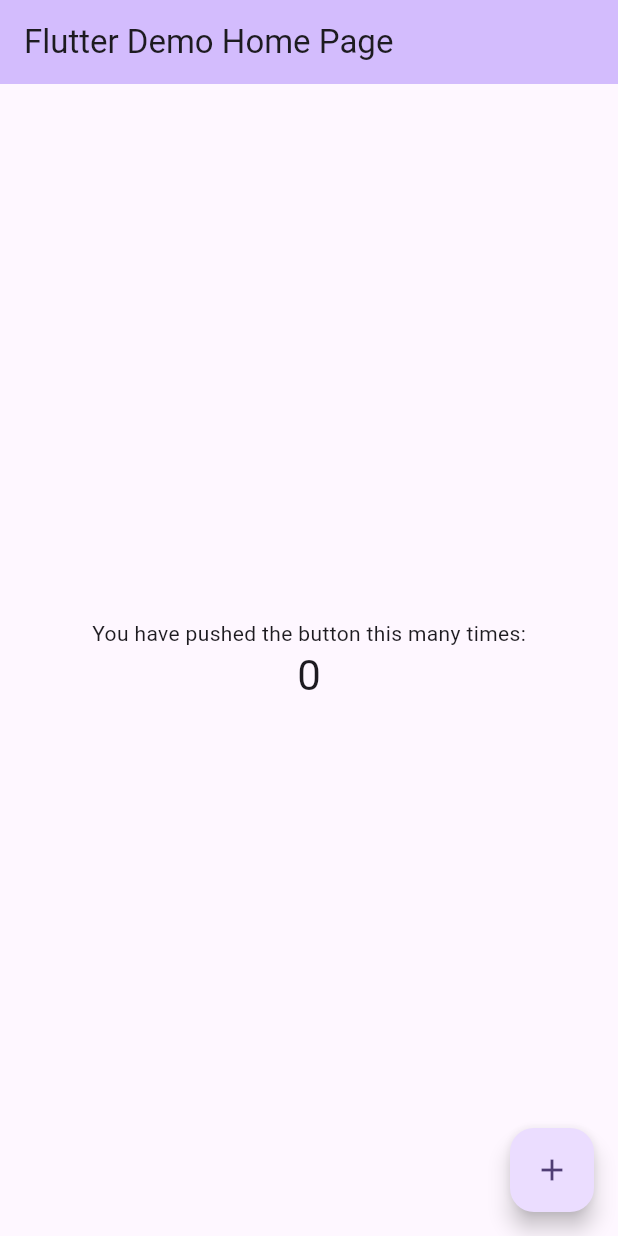
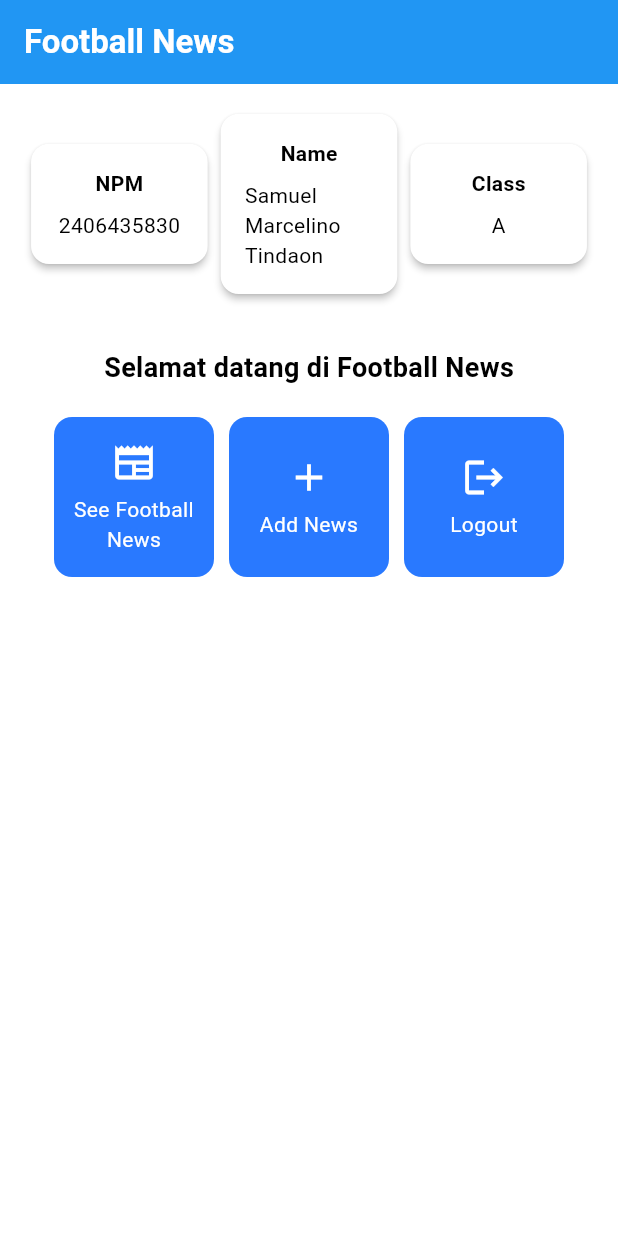
Before and after one commit to soyuznikhi/football-news-mobile, a Flutter app: the screen it shows after launch, on a phone screen of 412 x 824 dp. Run offline on Flutter 3.47's test engine with Material 3 defaults, Android fonts, the phone set to English and light mode, and no system bars.

Commit message:
tutorial 6 selesai

```diff
--- a/lib/main.dart
+++ b/lib/main.dart
@@ -1,4 +1,5 @@
 import 'package:flutter/material.dart';
+import 'package:football_news/menu.dart';
 
 void main() {
   runApp(const MyApp());
@@ -28,95 +29,9 @@ class MyApp extends StatelessWidget {
         //
         // This works for code too, not just values: Most code changes can be
         // tested with just a hot reload.
-        colorScheme: ColorScheme.fromSeed(seedColor: Colors.deepPurple),
+        colorScheme: ColorScheme.fromSwatch(primarySwatch: Colors.blue).copyWith(secondary: Colors.blueAccent[400]),
       ),
-      home: const MyHomePage(title: 'Flutter Demo Home Page'),
+      home: MyHomePage(),
     );
   }
 }
-
-class MyHomePage extends StatefulWidget {
-  const MyHomePage({super.key, required this.title});
-
-  // This widget is the home page of your application. It is stateful, meaning
-  // that it has a State object (defined below) that contains fields that affect
-  // how it looks.
-
-  // This class is the configuration for the state. It holds the values (in this
-  // case the title) provided by the parent (in this case the App widget) and
-  // used by the build method of the State. Fields in a Widget subclass are
-  // always marked "final".
-
-  final String title;
-
-  @override
-  State<MyHomePage> createState() => _MyHomePageState();
-}
-
-class _MyHomePageState extends State<MyHomePage> {
-  int _counter = 0;
-
-  void _incrementCounter() {
-    setState(() {
-      // This call to setState tells the Flutter framework that something has
-      // changed in this State, which causes it to rerun the build method below
-      // so that the display can reflect the updated values. If we changed
-      // _counter without calling setState(), then the build method would not be
-      // called again, and so nothing would appear to happen.
-      _counter++;
-    });
-  }
-
-  @override
-  Widget build(BuildContext context) {
-    // This method is rerun every time setState is called, for instance as done
-    // by the _incrementCounter method above.
-    //
-    // The Flutter framework has been optimized to make rerunning build methods
-    // fast, so that you can just rebuild anything that needs updating rather
-    // than having to individually change instances of widgets.
-    return Scaffold(
-      appBar: AppBar(
-        // TRY THIS: Try changing the color here to a specific color (to
-        // Colors.amber, perhaps?) and trigger a hot reload to see the AppBar
-        // change color while the other colors stay the same.
-        backgroundColor: Theme.of(context).colorScheme.inversePrimary,
-        // Here we take the value from the MyHomePage object that was created by
-        // the App.build method, and use it to set our appbar title.
-        title: Text(widget.title),
-      ),
-      body: Center(
-        // Center is a layout widget. It takes a single child and positions it
-        // in the middle of the parent.
-        child: Column(
-          // Column is also a layout widget. It takes a list of children and
-          // arranges them vertically. By default, it sizes itself to fit its
-          // children horizontally, and tries to be as tall as its parent.
-          //
-          // Column has various properties to control how it sizes itself and
-          // how it positions its children. Here we use mainAxisAlignment to
-          // center the children vertically; the main axis here is the vertical
-          // axis because Columns are vertical (the cross axis would be
-          // horizontal).
-          //
-          // TRY THIS: Invoke "debug painting" (choose the "Toggle Debug Paint"
-          // action in the IDE, or press "p" in the console), to see the
-          // wireframe for each widget.
-          mainAxisAlignment: MainAxisAlignment.center,
-          children: <Widget>[
-            const Text('You have pushed the button this many times:'),
-            Text(
-              '$_counter',
-              style: Theme.of(context).textTheme.headlineMedium,
-            ),
-          ],
-        ),
-      ),
-      floatingActionButton: FloatingActionButton(
-        onPressed: _incrementCounter,
-        tooltip: 'Increment',
-        child: const Icon(Icons.add),
-      ), // This trailing comma makes auto-formatting nicer for build methods.
-    );
-  }
-}
--- /dev/null
+++ b/lib/menu.dart
@@ -0,0 +1,188 @@
+import 'package:flutter/material.dart';
+
+class ItemHomepage {
+ final String name;
+ final IconData icon;
+
+ ItemHomepage(this.name, this.icon);
+}
+
+class MyHomePage extends StatelessWidget {
+  MyHomePage({super.key});
+
+  final String nama = "Samuel Marcelino Tindaon";
+  final String npm = "2406435830";
+  final String kelas = "A";
+
+  final List<ItemHomepage> items = [
+    ItemHomepage("See Football News", Icons.newspaper),
+    ItemHomepage("Add News", Icons.add),
+    ItemHomepage("Logout", Icons.logout),
+  ];
+
+  @override
+  Widget build(BuildContext context) {
+    // Scaffold menyediakan struktur dasar halaman dengan AppBar dan body.
+    return Scaffold(
+      // AppBar adalah bagian atas halaman yang menampilkan judul.
+      appBar: AppBar(
+        // Judul aplikasi "Football News" dengan teks putih dan tebal.
+        title: const Text(
+          'Football News',
+          style: TextStyle(
+            color: Colors.white,
+            fontWeight: FontWeight.bold,
+          ),
+        ),
+        // Warna latar belakang AppBar diambil dari skema warna tema aplikasi.
+        backgroundColor: Theme.of(context).colorScheme.primary,
+      ),
+      // Body halaman dengan padding di sekelilingnya.
+      body: Padding(
+        padding: const EdgeInsets.all(16.0),
+        // Menyusun widget secara vertikal dalam sebuah kolom.
+        child: Column(
+          crossAxisAlignment: CrossAxisAlignment.center,
+          children: [
+            // Row untuk menampilkan 3 InfoCard secara horizontal.
+            Row(
+              mainAxisAlignment: MainAxisAlignment.spaceEvenly,
+              children: [
+                InfoCard(title: 'NPM', content: npm),
+                InfoCard(title: 'Name', content: nama),
+                InfoCard(title: 'Class', content: kelas),
+              ],
+            ),
+
+            // Memberikan jarak vertikal 16 unit.
+            const SizedBox(height: 16.0),
+
+            // Menempatkan widget berikutnya di tengah halaman.
+            Center(
+              child: Column(
+                // Menyusun teks dan grid item secara vertikal.
+
+                children: [
+                  // Menampilkan teks sambutan dengan gaya tebal dan ukuran 18.
+                  const Padding(
+                    padding: EdgeInsets.only(top: 16.0),
+                    child: Text(
+                      'Selamat datang di Football News',
+                      style: TextStyle(
+                        fontWeight: FontWeight.bold,
+                        fontSize: 18.0,
+                      ),
+                    ),
+                  ),
+
+                  // Grid untuk menampilkan ItemCard dalam bentuk grid 3 kolom.
+                  GridView.count(
+                    primary: true,
+                    padding: const EdgeInsets.all(20),
+                    crossAxisSpacing: 10,
+                    mainAxisSpacing: 10,
+                    crossAxisCount: 3,
+                    // Agar grid menyesuaikan tinggi kontennya.
+                    shrinkWrap: true,
+
+                    // Menampilkan ItemCard untuk setiap item dalam list items.
+                    children: items.map((ItemHomepage item) {
+                      return ItemCard(item);
+                    }).toList(),
+                  ),
+                ],
+              ),
+            ),
+          ],
+        ),
+      ),
+    );
+  }
+}
+
+class InfoCard extends StatelessWidget {
+  // Info card yang menampilkan title dan content
+
+  final String title;
+  final String content;
+
+  const InfoCard({super.key, required this.title, required this.content});
+
+  @override
+  Widget build(BuildContext context) {
+    return Card(
+      // Membuat kotak kartu dengan bayangan dibawahnya.
+      elevation: 2.0,
+      child: Container(
+        // Mengatur ukuran dan jarak di dalam kartu.
+        width: MediaQuery.of(context).size.width / 3.5, // menyesuaikan dengan lebar device yang digunakan.
+        padding: const EdgeInsets.all(16.0),
+        // Menyusun title dan content secara vertikal.
+        child: Column(
+          children: [
+            Text(
+              title,
+              style: const TextStyle(fontWeight: FontWeight.bold),
+            ),
+            const SizedBox(height: 8.0),
+            Text(content),
+          ],
+        ),
+      ),
+    );
+  }
+}
+
+class ItemCard extends StatelessWidget {
+  // Menampilkan kartu dengan ikon dan nama.
+
+  final ItemHomepage item;
+
+  const ItemCard(this.item, {super.key});
+
+  @override
+  Widget build(BuildContext context) {
+    return Material(
+      // Menentukan warna latar belakang dari tema aplikasi.
+      color: Theme.of(context).colorScheme.secondary,
+      // Membuat sudut kartu melengkung.
+      borderRadius: BorderRadius.circular(12),
+
+      child: InkWell(
+        // Aksi ketika kartu ditekan.
+        onTap: () {
+          // Menampilkan pesan SnackBar saat kartu ditekan.
+          ScaffoldMessenger.of(context)
+            ..hideCurrentSnackBar()
+            ..showSnackBar(
+              SnackBar(content: Text("Kamu telah menekan tombol ${item.name}!"))
+            );
+        },
+        // Container untuk menyimpan Icon dan Text
+        child: Container(
+          padding: const EdgeInsets.all(8),
+          child: Center(
+            child: Column(
+              // Menyusun ikon dan teks di tengah kartu.
+              mainAxisAlignment: MainAxisAlignment.center,
+              children: [
+                Icon(
+                  item.icon,
+                  color: Colors.white,
+                  size: 30.0,
+                ),
+                const Padding(padding: EdgeInsets.all(3)),
+                Text(
+                  item.name,
+                  textAlign: TextAlign.center,
+                  style: const TextStyle(color: Colors.white),
+                ),
+              ],
+            ),
+          ),
+        ),
+      ),
+    );
+  }
+
+}
```
